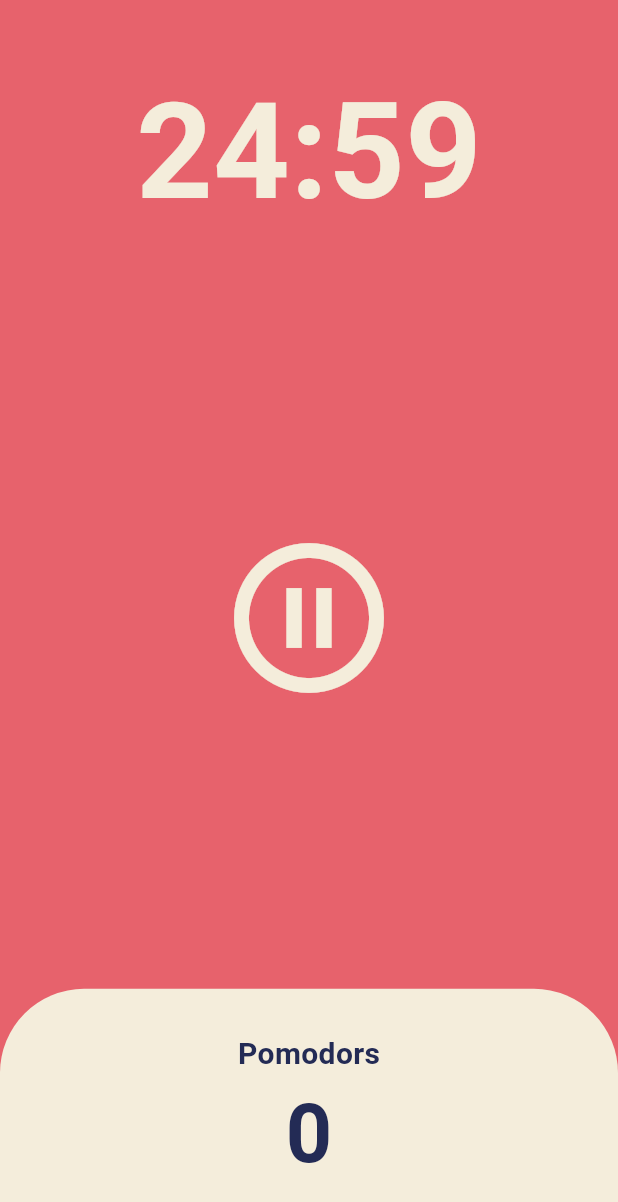
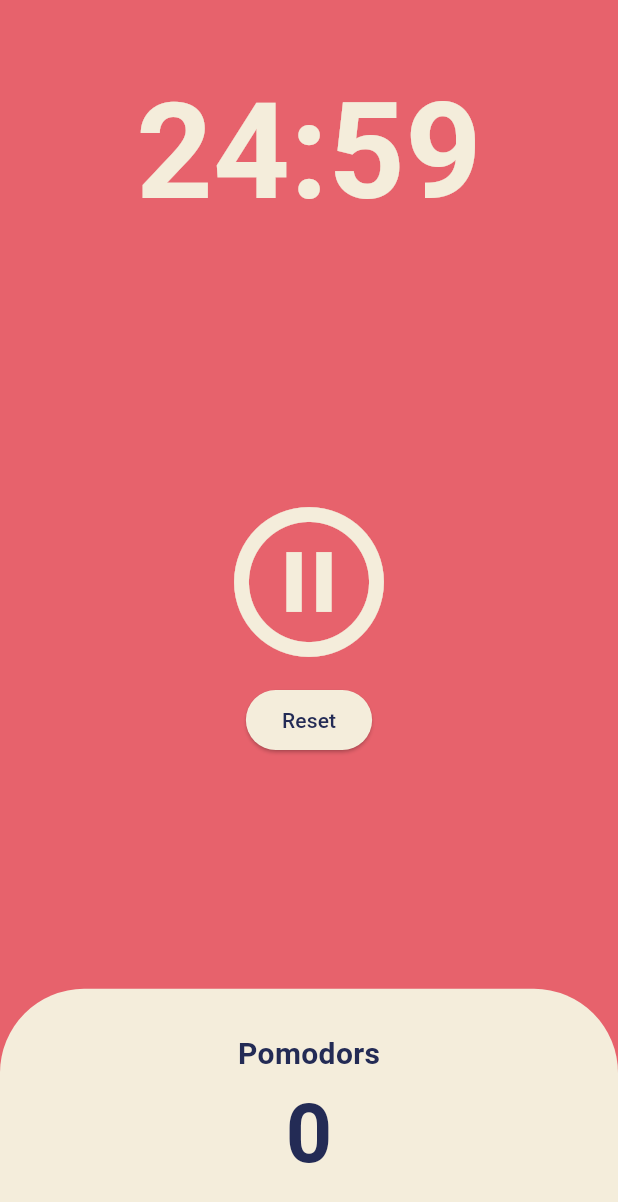
Before and after one commit to hanse-kim/flutter-tutorial, a Flutter app: the screen it shows after launch, after a tap on the "play circle outline" icon, on a phone screen of 412 x 824 dp. Shown: the top 1202 px of the screen. Run offline on Flutter 3.47's test engine with Material 3 defaults, Android fonts, the phone set to English and light mode, and no system bars.

Commit message:
add reset button

```diff
--- a/lib/apps/pomodoro/screens/home_screen.dart
+++ b/lib/apps/pomodoro/screens/home_screen.dart
@@ -33,13 +33,19 @@ class _HomeScreenState extends State<HomeScreen> {
     });
   }
 
+  void onResetPressed() {
+    setState(() {
+      totalSeconds = initialSeconds;
+    });
+    onPausePressed();
+  }
+
   void onTick(Timer timer) {
     if (totalSeconds == 0) {
       setState(() {
         totalPomodoros += 1;
-        totalSeconds = initialSeconds;
       });
-      onPausePressed();
+      onResetPressed();
 
       return;
     }
@@ -77,7 +83,10 @@ class _HomeScreenState extends State<HomeScreen> {
           Flexible(
             flex: 3,
             child: Center(
-              child: IconButton(
+              child: Column(
+                mainAxisAlignment: MainAxisAlignment.center,
+                children: [
+                  IconButton(
                     onPressed: isRunning ? onPausePressed : onStartPressed,
                     icon: Icon(
                       isRunning
@@ -86,6 +95,20 @@ class _HomeScreenState extends State<HomeScreen> {
                     ),
                     iconSize: 120,
                     color: Theme.of(context).cardColor,
+                  ),
+                  ElevatedButton(
+                    onPressed: onResetPressed,
+                    style: ElevatedButton.styleFrom(
+                      backgroundColor: Theme.of(context).cardColor,
+                    ),
+                    child: Text(
+                      'Reset',
+                      style: TextStyle(
+                        color: Theme.of(context).textTheme.displayLarge?.color,
+                      ),
+                    ),
+                  ),
+                ],
               ),
             ),
           ),
```
Lines whose indentation alone changed are shown as unchanged.
